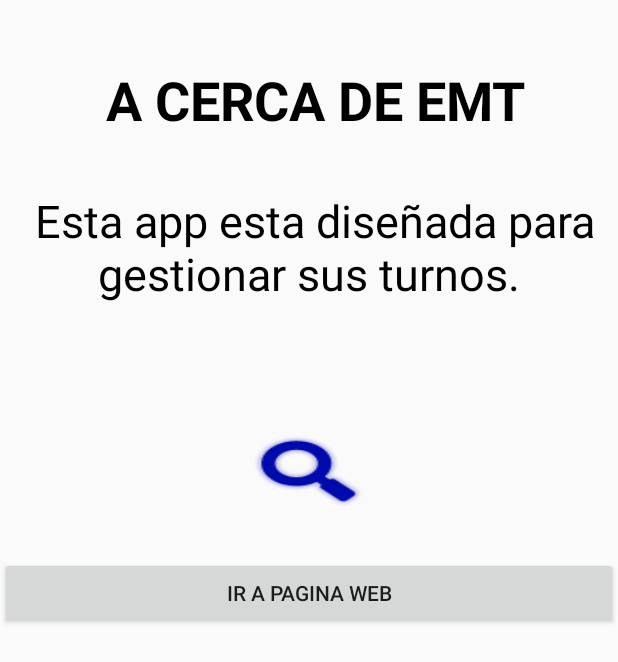
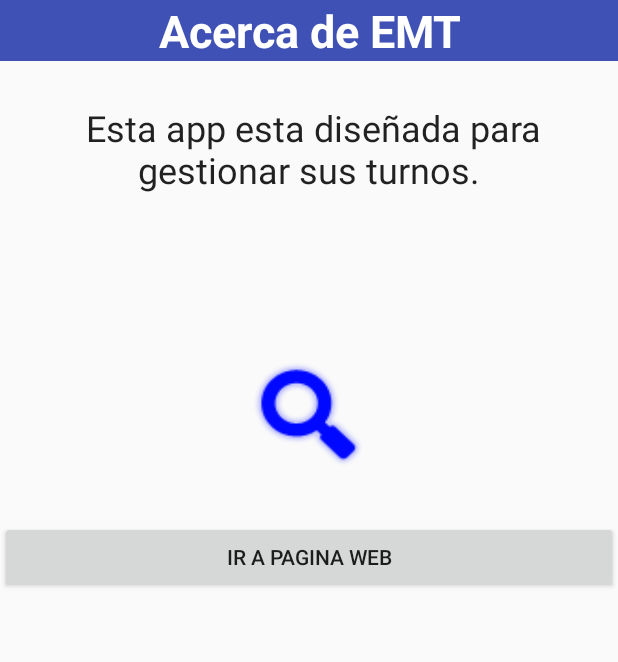
Before and after one commit to hernnyy/emt, an Android app: the HelpScreenActivity screen opened directly, with no data from a screen before it, on a phone screen of 412 x 824 dp. Shown: the top 662 px of the screen. Run offline under Robolectric (Android 15) with nearby library versions, the phone set to English and light mode, and no system bars; network calls fail.

Commit message:
Termine las screen de about y help

```diff
--- a/app/src/main/res/layout/activity_help_screen.xml
+++ b/app/src/main/res/layout/activity_help_screen.xml
@@ -11,32 +11,35 @@
     <TextView
         android:id="@+id/textv1"
         android:layout_width="match_parent"
-        android:layout_height="91dp"
-        android:text="\n A CERCA DE EMT"
+        android:layout_height="wrap_content"
+        android:background="@color/colorPrimary"
+        android:text="@string/activity_help_tv1"
         android:textAlignment="center"
-        android:textColor="@color/common_google_signin_btn_text_dark_focused"
-        android:textSize="36sp"
+        android:textAllCaps="false"
+        android:textColor="@android:color/background_light"
+        android:textSize="30sp"
         android:textStyle="bold" />
 
     <TextView
         android:id="@+id/textv3"
         android:layout_width="match_parent"
         android:layout_height="195dp"
+        android:fontFamily="sans-serif"
         android:text="\n Esta app esta diseñada para gestionar sus turnos."
         android:textAlignment="center"
-        android:textColor="@android:color/black"
-        android:textSize="30sp" />
+        android:textAppearance="@style/TextAppearance.AppCompat"
+        android:textSize="24sp" />
 
     <Button
         android:id="@+id/about_button"
         android:layout_width="wrap_content"
-        android:layout_height="wrap_content"
+        android:layout_height="83dp"
         android:background="@android:drawable/ic_search_category_default"
-        android:backgroundTint="#0009ac"
+        android:backgroundTint="#0008ff"
         android:textAllCaps="false"
-        android:textColor="@color/indigo"
         android:textSize="42sp"
-        android:textStyle="bold" />
+        android:textStyle="bold"
+        android:visibility="visible" />
 
     <android.support.constraint.ConstraintLayout
         android:layout_width="match_parent"
@@ -47,7 +50,7 @@
             android:layout_width="match_parent"
             android:layout_height="wrap_content"
             android:layout_marginTop="28dp"
-            android:text="Ir a Pagina Web"
+            android:text="@string/button_html"
             app:layout_constraintStart_toStartOf="parent"
             app:layout_constraintTop_toTopOf="parent"
             tools:ignore="MissingConstraints" />
--- a/app/src/main/res/layout/activity_login.xml
+++ b/app/src/main/res/layout/activity_login.xml
@@ -74,11 +74,13 @@
 
             <Button
                 android:id="@+id/help_button"
+                style="?android:textAppearanceSmall"
                 android:layout_width="match_parent"
                 android:layout_height="wrap_content"
+                android:layout_marginTop="16dp"
+                android:fontFamily="sans-serif"
                 android:text="@string/action_help"
-                android:layout_marginTop="16dp"
-                android:textStyle="bold"  />
+                android:textStyle="bold" />
 
             <com.google.android.gms.common.SignInButton
                 android:id="@+id/sign_in_button_g"
```
Also changed, not shown: app/src/main/res/layout/activity_about_screen.xml (+55 -11 lines), app/src/main/res/values/strings.xml (+13 -5 lines).
